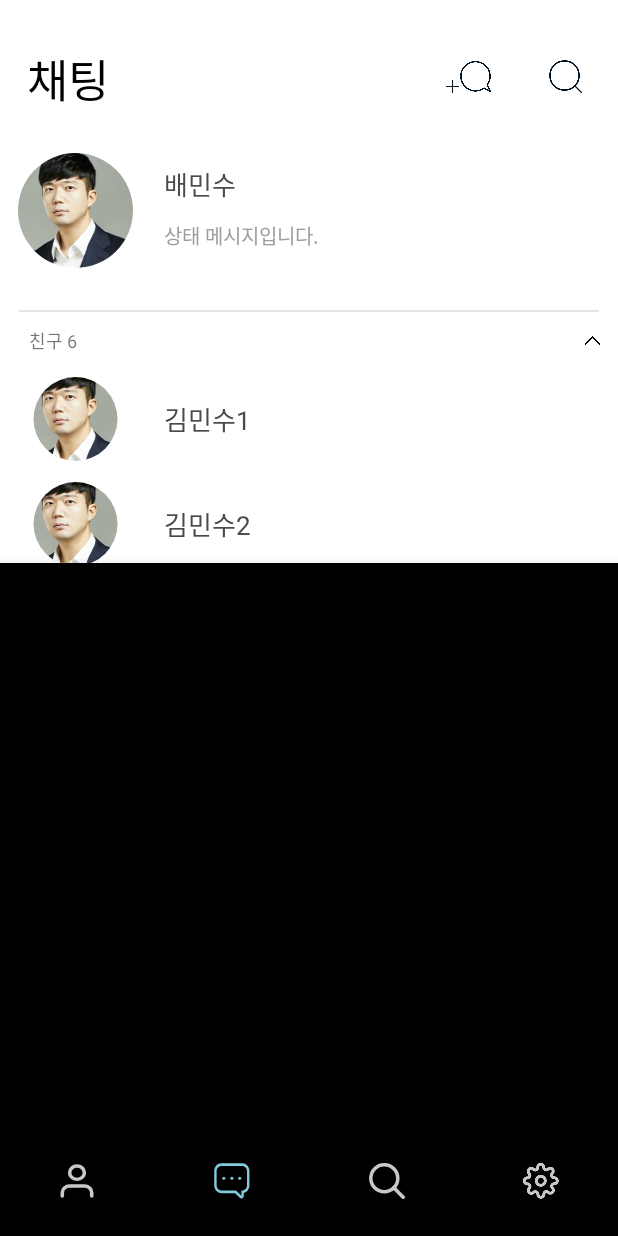
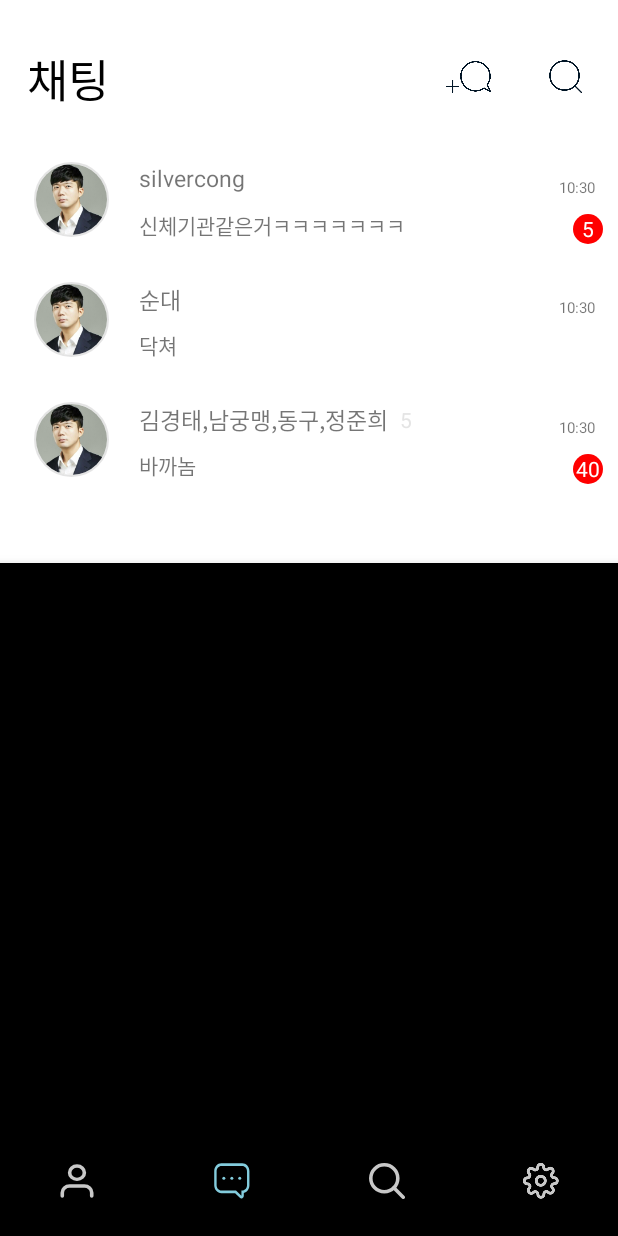
Before and after one commit to secretpair/SecretTalkClient, an Android app: the MainActivity screen opened directly, with no data from a screen before it, item 2 of the bottom bar chosen, on a phone screen of 412 x 824 dp. Run offline under Robolectric (Android 15) with nearby library versions, the phone set to English and light mode, and no system bars; our stand-ins replace CircleImageView, Room's generated code, RxJava.

Commit message:
Databinding Test - 채팅방 목록 로컬뷰 구현 완료 + (친구) 화살표로 visible/invisible 애니메이션 추가해야함 + (친구) 현재 ViewModel 업데이트 일괄 -> viewType에 따른 업데이트로 성능향상 가능 + (채팅방목록) 날짜에 따른 날짜표시 테스트

```diff
--- a/app/src/main/java/com/example/secretpairproject/config/room/ChatRoomDateConverter.kt
+++ b/app/src/main/java/com/example/secretpairproject/config/room/ChatRoomDateConverter.kt
@@ -1 +1,24 @@
 package com.example.secretpairproject.config.room
+
+import androidx.room.TypeConverter
+import java.text.SimpleDateFormat
+import java.util.*
+
+
+class DateTimeConverter {
+
+    companion object {
+
+        val df = SimpleDateFormat("YYYY-MM-DD HH:MM:SS.SSS")
+    }
+
+    @TypeConverter
+    fun fromTimestamp(value: Long): Date {
+        return Date(value)
+    }
+
+    @TypeConverter
+    fun dateToTimestamp(date: Date): Long {
+        return date.time
+    }
+}
--- a/app/src/main/java/com/example/secretpairproject/model/chatroom/ChatRoomDAO.kt
+++ b/app/src/main/java/com/example/secretpairproject/model/chatroom/ChatRoomDAO.kt
@@ -24,8 +24,12 @@ interface ChatRoomDAO {
     @Delete
     fun deleteFriend(vararg charRooms: ChatRoomDTO)
 
+    @Query("SELECT * FROM chatRoom  ORDER BY lastDate")
+    fun getAllChatRoom(): LiveData<List<ChatRoomDTO>>
+
+
     @Query("SELECT * FROM chatRoom WHERE name LIKE '%' || :keyword || '%' ORDER BY lastDate")
-    fun getChatRoomKeywordSearch(keyword: String): List<ChatRoomDTO>
+    fun getChatRoomKeywordSearch(keyword: String): LiveData<List<ChatRoomDTO>>
 
 
 }
--- a/app/src/main/java/com/example/secretpairproject/model/chatroom/ChatRoomDTO.kt
+++ b/app/src/main/java/com/example/secretpairproject/model/chatroom/ChatRoomDTO.kt
@@ -3,6 +3,8 @@ package com.example.secretpairproject.model.chatroom
 import androidx.room.Entity
 import androidx.room.Ignore
 import androidx.room.PrimaryKey
+import androidx.room.TypeConverters
+import com.example.secretpairproject.config.room.DateTimeConverter
 import java.util.*
 
 
@@ -14,7 +16,8 @@ data class ChatRoomDTO(
     val lastDate: Date,
     val profile: String,
     val customName: String,
-    val unReadCount: Int
+    val unReadCount: Int,
+    val userCount:Int
 ) {
 
 }
--- a/app/src/main/java/com/example/secretpairproject/model/chatroom/ChatRoomRepository.kt
+++ b/app/src/main/java/com/example/secretpairproject/model/chatroom/ChatRoomRepository.kt
@@ -1,51 +1,32 @@
 package com.example.secretpairproject.model.chatroom
 
 import android.app.Application
+import android.util.Log
+import androidx.lifecycle.LiveData
+import com.example.secretpairproject.config.room.RoomDatabaseConfig
+import io.reactivex.Flowable
+import io.reactivex.Maybe
 
 
 class ChatRoomRepository(application: Application) {
 
-//    private val friendDao: FriendDAO by lazy {
-//        val db = RoomDatabaseConfig.getInstance(application)!!
-//        db.friendDao()
-//    }
-//
-//
-//    //Only Local
-//    fun getLocalMyInfo(): Maybe<FriendDTO> {
-//        return Maybe.fromCallable { friendDao.getMyInfo(ME) }
-//    }
-//
-//    fun getLocalBirthDayList(): Maybe<List<FriendDTO>> {
-//        return Maybe.fromCallable { friendDao.getIncludeHeader(BIRTHDAY_HEADER, BIRTHDAY_FRIEND) }
-//    }
-//
-//    fun getLocalRecommendData(): Maybe<List<FriendDTO>> {
-//
-//        return Maybe.fromCallable { friendDao.getIncludeHeader(RECOMMEND_HEADER, RECOMMEND_FRIEND) }
-//    }
-//
-//    fun getLocalNormalFriend(): Maybe<List<FriendDTO>> {
-//        return Maybe.fromCallable { friendDao.getIncludeHeader(FRIEND_HEADER, FRIEND_FRIEND) }
-//    }
-//
-//    fun getLocalNormalFriendSearch(keyword: String): Maybe<List<FriendDTO>> {
-//        return Maybe.fromCallable { friendDao.getNameLikeFriend(FRIEND_HEADER, FRIEND_FRIEND, keyword) }
-//    }
-//
-//    fun getLocalFriendByViewType(viewType: Int): Maybe<FriendDTO> {
-//        return Maybe.fromCallable { friendDao.getFriendByViewType(viewType) }
-//    }
-//    //Network
+    private val chatRoomDAO: ChatRoomDAO by lazy {
+        val db = RoomDatabaseConfig.getInstance(application)!!
+        db.chatRoomDao()
+    }
+
+    //Only Local
+    fun getLocalChatRoomList(): LiveData<List<ChatRoomDTO>> {
+        return chatRoomDAO.getAllChatRoom()
+    }
+
+
 //
 //
 //    //Local + Network
-//    fun insertFriend(friendDTO: FriendDTO): Maybe<Unit> {
-//        return Maybe.fromCallable { friendDao.insertFriend(friendDTO) }
-//    }
-//
-//    fun deleteFriend(friendDTO: FriendDTO): Maybe<Unit> {
-//        return Maybe.fromCallable { friendDao.deleteFriend(friendDTO) }
-//    }
+fun insertLocalChatRoomList(data: ChatRoomDTO): Maybe<Unit> {
+    return Maybe.fromCallable { chatRoomDAO.insertFriend(data) }
 
 }
+
+}
--- a/app/src/main/java/com/example/secretpairproject/view/main/MainActivity.kt
+++ b/app/src/main/java/com/example/secretpairproject/view/main/MainActivity.kt
@@ -78,7 +78,7 @@ class MainActivity : BaseActivity() {
                     return@setOnNavigationItemSelectedListener true;
                 }
                 R.id.nav2 -> {
-                    main_view_pager.currentItem = 0
+                    main_view_pager.currentItem = 1
                     mainViewModel.categoryTitle.value = "채팅"
                     mainViewModel.topIconState.value = 1
                     return@setOnNavigationItemSelectedListener true;
--- a/app/src/main/java/com/example/secretpairproject/view/main/adapter/ChatRoomAdapter.kt
+++ b/app/src/main/java/com/example/secretpairproject/view/main/adapter/ChatRoomAdapter.kt
@@ -1,29 +1,92 @@
 package com.example.secretpairproject.view.main.adapter
 
 import android.content.Context
+import android.view.LayoutInflater
 import android.view.View
 import android.view.ViewGroup
 import androidx.recyclerview.widget.RecyclerView
-import com.example.secretpairproject.model.friend.FriendDTO
+import com.example.secretpairproject.R
+import com.example.secretpairproject.model.chatroom.ChatRoomDTO
+import kotlinx.android.synthetic.main.recycler_item_chatroom.view.*
+import java.text.SimpleDateFormat
+import java.util.*
 
-class ChatRoomAdapter(context: Context, private val click: (String) -> Unit) :
+class ChatRoomAdapter(private val list: MutableList<ChatRoomDTO>, context: Context) :
     RecyclerView.Adapter<ChatRoomAdapter.BaseViewHolder>() {
 
+    private val normalDateFormat = SimpleDateFormat("MM월 dd일")
+    private val todayDateFormat = SimpleDateFormat("HH:mm")
+    private val yesterDayDateFormat = SimpleDateFormat("어제")
+
+
     override fun onCreateViewHolder(parent: ViewGroup, viewType: Int): BaseViewHolder {
-        TODO("not implemented") //To change body of created functions use File | Settings | File Templates.
+        val view = LayoutInflater.from(parent.context).inflate(R.layout.recycler_item_chatroom, parent, false)
+        return ChatRoomViewHolder(view)
     }
 
     override fun getItemCount(): Int {
-        TODO("not implemented") //To change body of created functions use File | Settings | File Templates.
+        return list.size
     }
 
     override fun onBindViewHolder(holder: BaseViewHolder, position: Int) {
-        TODO("not implemented") //To change body of created functions use File | Settings | File Templates.
+        holder.setView(list[position])
     }
 
 
     abstract inner class BaseViewHolder(view: View) : RecyclerView.ViewHolder(view) {
-        abstract fun setView(data: FriendDTO)
+        abstract fun setView(data: ChatRoomDTO)
+    }
+
+
+    inner class ChatRoomViewHolder(view: View) : BaseViewHolder(view) {
+
+
+        override fun setView(data: ChatRoomDTO) {
+
+
+            if (data.customName.isNotEmpty()) {
+                itemView.chatroom_name.text = data.customName
+            } else {
+                itemView.chatroom_name.text = data.name
+            }
+
+
+            if (data.unReadCount > 999) {
+                itemView.chatroom_unread_count.text = "999+"
+            } else if (data.unReadCount > 0) {
+                itemView.chatroom_unread_count.visibility = View.VISIBLE
+                itemView.chatroom_unread_count.text = "${data.unReadCount}"
+            } else {
+                itemView.chatroom_unread_count.text = "${data.unReadCount}"
+                itemView.chatroom_unread_count.visibility = View.INVISIBLE
+            }
+
+            itemView.chatroom_user_count.text = "${data.userCount}"
+            if (data.userCount > 2) {
+                itemView.chatroom_user_count.visibility = View.VISIBLE
+            } else {
+                itemView.chatroom_user_count.visibility = View.INVISIBLE
+            }
+
+
+            val calendar = Calendar.getInstance()
+            calendar.time = data.lastDate
+            val day: Int = calendar.get(Calendar.DAY_OF_MONTH)
+
+            if (day == Calendar.getInstance().get(Calendar.DAY_OF_MONTH)) {
+                itemView.chatroom_date.text = todayDateFormat.format(data.lastDate).toString()
+            } else if (day == Calendar.getInstance().get(Calendar.DAY_OF_MONTH) - 1) {
+                itemView.chatroom_date.text = yesterDayDateFormat.format(data.lastDate).toString()
+            } else {
+                itemView.chatroom_date.text = normalDateFormat.format(data.lastDate).toString()
+            }
+
+
+
+            itemView.chatroom_last_message.text = data.lastMessage
+
+
+        }
     }
 
 
--- a/app/src/main/java/com/example/secretpairproject/view/main/adapter/MainBottomNavViewPagerAdapter.kt
+++ b/app/src/main/java/com/example/secretpairproject/view/main/adapter/MainBottomNavViewPagerAdapter.kt
@@ -3,6 +3,7 @@ package com.example.secretpairproject.view.main.adapter
 import androidx.fragment.app.Fragment
 import androidx.fragment.app.FragmentManager
 import androidx.fragment.app.FragmentPagerAdapter
+import com.example.secretpairproject.view.main.fragment.ChatRoomFragment
 import com.example.secretpairproject.view.main.fragment.FriendFragment
 
 class MainBottomNavViewPagerAdapter(fm: FragmentManager) : FragmentPagerAdapter(fm) {
@@ -12,6 +13,7 @@ class MainBottomNavViewPagerAdapter(fm: FragmentManager) : FragmentPagerAdapter(
 
     init {
         list.add(FriendFragment)
+        list.add(ChatRoomFragment)
 
     }
 
--- /dev/null
+++ b/app/src/main/java/com/example/secretpairproject/view/main/fragment/ChatRoomFragment.kt
@@ -0,0 +1,58 @@
+package com.example.secretpairproject.view.main.fragment
+
+import android.os.Bundle
+import android.view.LayoutInflater
+import android.view.View
+import android.view.ViewGroup
+import androidx.fragment.app.Fragment
+import androidx.lifecycle.ViewModelProviders
+import androidx.recyclerview.widget.LinearLayoutManager
+import androidx.recyclerview.widget.RecyclerView
+import androidx.lifecycle.Observer
+import com.example.secretpairproject.R
+import com.example.secretpairproject.model.chatroom.ChatRoomDTO
+import com.example.secretpairproject.view.main.adapter.ChatRoomAdapter
+import com.example.secretpairproject.viewmodel.main.ChatRoomViewModel
+import kotlinx.android.synthetic.main.fragment_2chat.*
+import kotlinx.android.synthetic.main.fragment_2chat.view.*
+import java.util.*
+import kotlin.collections.ArrayList
+
+
+object ChatRoomFragment : Fragment() {
+
+    private val chatRoomViewModel by lazy { ViewModelProviders.of(this).get(ChatRoomViewModel::class.java) }
+    private val list: ArrayList<ChatRoomDTO> by lazy { arrayListOf<ChatRoomDTO>() }
+
+
+    override fun onCreateView(inflater: LayoutInflater, container: ViewGroup?, savedInstanceState: Bundle?): View? {
+        val view = inflater.inflate(R.layout.fragment_2chat, container, false)
+        val adapter = ChatRoomAdapter(list, context!!)
+        view.chatroom_recycler_view.layoutManager = LinearLayoutManager(context, RecyclerView.VERTICAL, false)
+        view.chatroom_recycler_view.adapter = adapter
+
+        chatRoomViewModel.getChatRoomList().observe(this, Observer {
+            if(it!=null){
+                list.clear()
+                list.addAll(it)
+                adapter.notifyDataSetChanged()
+            }
+
+        })
+
+        test()
+        return view
+    }
+
+    private fun test() {
+        chatRoomViewModel.insertChatRoom(
+            ChatRoomDTO("1", "silvercong", "신체기관같은거ㅋㅋㅋㅋㅋㅋㅋ", Date(), "", "", 5, 2)
+        )
+        chatRoomViewModel.insertChatRoom(
+            ChatRoomDTO("2", "임순구", "닥쳐", Date(), "", "순대", 0, 2)
+        )
+        chatRoomViewModel.insertChatRoom(
+            ChatRoomDTO("3", "김경태,남궁맹,동구,정준희", "바까놈", Date(), "", "", 40, 5)
+        )
+    }
+}
--- a/app/src/main/java/com/example/secretpairproject/view/main/fragment/FriendFragment.kt
+++ b/app/src/main/java/com/example/secretpairproject/view/main/fragment/FriendFragment.kt
@@ -15,7 +15,7 @@ import com.example.secretpairproject.base.ItemAnimator
 import com.example.secretpairproject.config.FRIEND_FRIEND
 import com.example.secretpairproject.model.friend.FriendDTO
 import com.example.secretpairproject.view.main.adapter.FriendAdapter
-import com.example.secretpairproject.viewmodel.friend.FriendViewModel
+import com.example.secretpairproject.viewmodel.main.FriendViewModel
 import kotlinx.android.synthetic.main.fragment_1friend.view.*
 
 
--- /dev/null
+++ b/app/src/main/java/com/example/secretpairproject/viewmodel/main/ChatRoomViewModel.kt
@@ -0,0 +1,45 @@
+package com.example.secretpairproject.viewmodel.main
+
+import android.app.Application
+import android.util.Log
+import androidx.lifecycle.LiveData
+import androidx.lifecycle.MutableLiveData
+import com.example.secretpairproject.base.BaseDisposableViewModel
+import com.example.secretpairproject.model.chatroom.ChatRoomDTO
+import com.example.secretpairproject.model.chatroom.ChatRoomRepository
+import com.example.secretpairproject.model.friend.FriendDTO
+import com.example.secretpairproject.model.friend.FriendRepository
+import io.reactivex.android.schedulers.AndroidSchedulers
+import io.reactivex.schedulers.Schedulers
+
+
+class ChatRoomViewModel(application: Application) : BaseDisposableViewModel(application) {
+
+    private val chatRoomRepository = ChatRoomRepository(application)
+    private val chatRoomData: LiveData<List<ChatRoomDTO>> by lazy {
+        chatRoomRepository.getLocalChatRoomList()
+    }
+
+    fun getChatRoomList() = chatRoomData
+
+
+    init {
+        loadList()
+    }
+
+    fun loadList() {
+        getChatRoomList()
+    }
+
+
+    fun insertChatRoom(data: ChatRoomDTO) {
+        addDisposable(
+            chatRoomRepository.insertLocalChatRoomList(data)
+                .subscribeOn(Schedulers.io())
+                .observeOn(AndroidSchedulers.mainThread())
+                .subscribe {
+                })
+    }
+
+
+}
--- a/app/src/main/java/com/example/secretpairproject/viewmodel/friend/FriendViewModel.kt
+++ b/app/src/main/java/com/example/secretpairproject/viewmodel/main/FriendViewModel.kt
@@ -1,4 +1,4 @@
-package com.example.secretpairproject.viewmodel.friend
+package com.example.secretpairproject.viewmodel.main
 
 import android.app.Application
 import androidx.lifecycle.LiveData
@@ -23,9 +23,7 @@ class FriendViewModel(application: Application) : BaseDisposableViewModel(applic
     val recommendData: LiveData<List<FriendDTO>> get() = _recommendData
     val normalFriendData: LiveData<List<FriendDTO>> get() = _normalFriendData
 
-    init {
 
-    }
 
     fun loadList(){
         getMyInfo()
--- a/app/src/main/res/layout/recycler_item_chatroom.xml
+++ b/app/src/main/res/layout/recycler_item_chatroom.xml
@@ -21,18 +21,30 @@
         app:layout_constraintTop_toTopOf="parent" />
 
     <TextView
-
         android:id="@+id/chatroom_name"
         android:layout_width="wrap_content"
         android:layout_height="wrap_content"
         android:text="name"
         android:textSize="15dp"
         app:layout_constraintBottom_toBottomOf="parent"
-        app:layout_constraintEnd_toEndOf="parent"
-        app:layout_constraintHorizontal_bias="0.053"
+        android:layout_marginStart="20dp"
         app:layout_constraintStart_toEndOf="@+id/chatroom_profile"
         app:layout_constraintTop_toTopOf="parent"
         app:layout_constraintVertical_bias="0.266" />
+
+
+    <TextView
+        android:id="@+id/chatroom_user_count"
+        android:layout_width="wrap_content"
+        android:layout_height="wrap_content"
+        android:text="2"
+        android:textColor="@color/lowgray"
+        android:textSize="14dp"
+        app:layout_constraintBottom_toBottomOf="@+id/chatroom_name"
+        app:layout_constraintEnd_toEndOf="parent"
+        app:layout_constraintHorizontal_bias="0.053"
+        app:layout_constraintStart_toEndOf="@+id/chatroom_name"
+        app:layout_constraintTop_toTopOf="@+id/chatroom_name" />
 
 
     <TextView
@@ -40,13 +52,12 @@
         android:layout_width="wrap_content"
         android:layout_height="32dp"
         android:ellipsize="end"
-        android:maxLines="3"
+        android:maxLines="2"
         android:paddingTop="10dp"
-        android:text="last message"
+        android:text="마지막 채팅 내용"
         app:layout_constraintBottom_toBottomOf="parent"
-        app:layout_constraintEnd_toEndOf="parent"
-        app:layout_constraintHorizontal_bias="0.065"
-        app:layout_constraintStart_toEndOf="@+id/chatroom_profile"
+
+        app:layout_constraintStart_toStartOf="@+id/chatroom_name"
         app:layout_constraintTop_toTopOf="parent"
         app:layout_constraintVertical_bias="0.77" />
 
@@ -55,9 +66,10 @@
         android:id="@+id/chatroom_date"
         android:layout_width="wrap_content"
         android:layout_height="wrap_content"
-        android:layout_marginTop="10dp"
+        android:layout_marginTop="25dp"
         android:gravity="right"
         android:paddingRight="15dp"
+        android:text="5월 29일"
         android:textSize="10dp"
         app:layout_constraintEnd_toEndOf="parent"
         app:layout_constraintTop_toTopOf="parent" />
--- a/app/src/main/res/layout/recycler_item_friend.xml
+++ b/app/src/main/res/layout/recycler_item_friend.xml
@@ -43,6 +43,7 @@
         android:layout_height="wrap_content"
         android:layout_marginStart="15dp"
         android:text="상태메시지입니다."
+        android:layout_marginTop="2dp"
         android:textColor="#9d9d9d"
         android:textSize="13dp"
         app:layout_constraintBottom_toBottomOf="parent"
```
Also changed, not shown: app/src/main/java/com/example/secretpairproject/TestDO.kt (+107 -8 lines), app/src/main/java/com/example/secretpairproject/base/adapter/BaseViewHolder.kt (added, +11 -0 lines), app/src/main/java/com/example/secretpairproject/config/room/RoomDatabaseConfig.kt (+10 -7 lines), app/src/main/java/com/example/secretpairproject/view/main/fragment/ChatFragment.kt (deleted, +0 -22 lines), app/src/main/java/com/example/secretpairproject/view/splash/SplashActivity.kt (+1 -7 lines), app/src/main/java/com/example/secretpairproject/viewmodel/chatroom/ChatRoomViewModel.kt (deleted, +0 -15 lines), app/src/main/res/layout/fragment_2chat.xml (+3 -4 lines).
